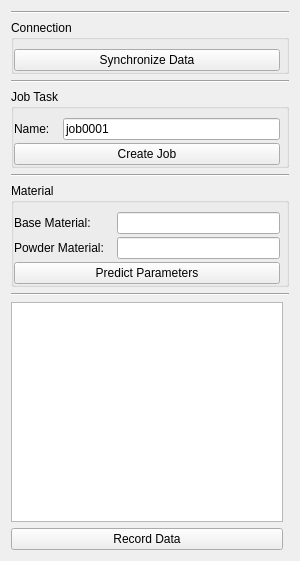
openlmd/cladplus, file cladplus_data/resources/data.ui: the form before one commit.
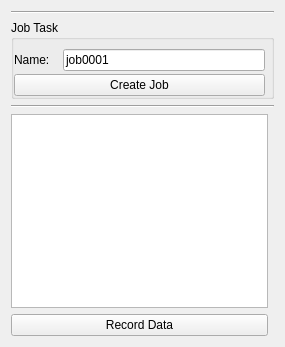
The form after the commit.

Commit message: Fixing some issues of recording data part

Patch:
```diff
--- a/cladplus_data/resources/data.ui
+++ b/cladplus_data/resources/data.ui
@@ -6,82 +6,22 @@
    <rect>
     <x>0</x>
     <y>0</y>
-    <width>300</width>
-    <height>561</height>
+    <width>285</width>
+    <height>347</height>
    </rect>
   </property>
   <property name="windowTitle">
    <string>Form</string>
   </property>
   <layout class="QGridLayout" name="gridLayout">
-   <item row="6" column="0" colspan="2">
-    <widget class="QGroupBox" name="grpMaterial">
-     <property name="title">
-      <string>Material</string>
-     </property>
-     <layout class="QFormLayout" name="formLayout">
-      <property name="fieldGrowthPolicy">
-       <enum>QFormLayout::AllNonFixedFieldsGrow</enum>
-      </property>
-      <property name="horizontalSpacing">
-       <number>3</number>
-      </property>
-      <property name="verticalSpacing">
-       <number>3</number>
-      </property>
-      <property name="leftMargin">
-       <number>0</number>
-      </property>
-      <property name="topMargin">
-       <number>9</number>
-      </property>
-      <property name="rightMargin">
-       <number>6</number>
-      </property>
-      <property name="bottomMargin">
-       <number>0</number>
-      </property>
-      <item row="1" column="0">
-       <widget class="QLabel" name="lblBaseMaterial">
-        <property name="text">
-         <string>Base Material: </string>
-        </property>
-       </widget>
-      </item>
-      <item row="1" column="1">
-       <widget class="QLineEdit" name="txtBaseMaterial"/>
-      </item>
-      <item row="2" column="0">
-       <widget class="QLabel" name="lblPowderMaterial">
-        <property name="text">
-         <string>Powder Material:   </string>
-        </property>
-       </widget>
-      </item>
-      <item row="2" column="1">
-       <widget class="QLineEdit" name="txtPowderMaterial"/>
-      </item>
-      <item row="3" column="0" colspan="2">
-       <widget class="QPushButton" name="btnPredict">
-        <property name="text">
-         <string>Predict Parameters</string>
-        </property>
-       </widget>
-      </item>
-     </layout>
-    </widget>
-   </item>
-   <item row="18" column="0">
-    <widget class="QTextEdit" name="txtOutput"/>
-   </item>
-   <item row="5" column="0" colspan="2">
+   <item row="3" column="0" colspan="2">
     <widget class="Line" name="line_5">
      <property name="orientation">
       <enum>Qt::Horizontal</enum>
      </property>
     </widget>
    </item>
-   <item row="4" column="0" colspan="2">
+   <item row="2" column="0" colspan="2">
     <widget class="QGroupBox" name="grpJob">
      <property name="title">
       <string>Job Task</string>
@@ -126,51 +66,6 @@
      </layout>
     </widget>
    </item>
-   <item row="1" column="0" colspan="2">
-    <widget class="QGroupBox" name="grpConnection">
-     <property name="title">
-      <string>Connection</string>
-     </property>
-     <layout class="QGridLayout" name="gridLayout_2">
-      <property name="leftMargin">
-       <number>0</number>
-      </property>
-      <property name="topMargin">
-       <number>9</number>
-      </property>
-      <property name="rightMargin">
-       <number>6</number>
-      </property>
-      <property name="bottomMargin">
-       <number>0</number>
-      </property>
-      <property name="spacing">
-       <number>3</number>
-      </property>
-      <item row="5" column="0" colspan="2">
-       <widget class="QPushButton" name="btnSynchronize">
-        <property name="text">
-         <string>Synchronize Data</string>
-        </property>
-       </widget>
-      </item>
-     </layout>
-    </widget>
-   </item>
-   <item row="3" column="0" colspan="2">
-    <widget class="Line" name="line">
-     <property name="orientation">
-      <enum>Qt::Horizontal</enum>
-     </property>
-    </widget>
-   </item>
-   <item row="17" column="0" colspan="2">
-    <widget class="Line" name="line_4">
-     <property name="orientation">
-      <enum>Qt::Horizontal</enum>
-     </property>
-    </widget>
-   </item>
    <item row="0" column="0" colspan="2">
     <widget class="Line" name="line_2">
      <property name="orientation">
@@ -178,13 +73,16 @@
      </property>
     </widget>
    </item>
-   <item row="19" column="0">
+   <item row="16" column="0">
     <widget class="QPushButton" name="btnRecord">
      <property name="text">
       <string>Record Data</string>
      </property>
     </widget>
    </item>
+   <item row="15" column="0">
+    <widget class="QTextEdit" name="txtOutput"/>
+   </item>
   </layout>
  </widget>
  <resources/>
```
The commit also changes 1 other file.
